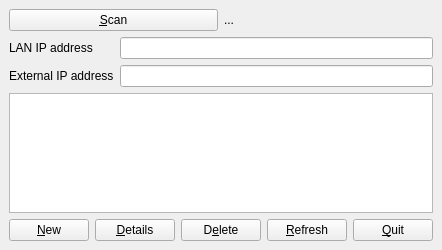
Above: igdgui.ui from brain0/igdgui before the change. Below: the same form after it.
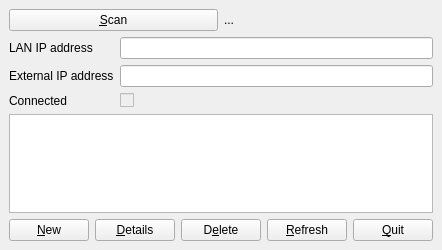
That is the form after the change.

The edit to the form file:
```diff
--- a/igdgui.ui
+++ b/igdgui.ui
@@ -66,6 +66,20 @@
         </property>
        </widget>
       </item>
+      <item row="2" column="0">
+       <widget class="QLabel" name="connectedLabel">
+        <property name="text">
+         <string>Connected</string>
+        </property>
+       </widget>
+      </item>
+      <item row="2" column="1">
+       <widget class="QCheckBox" name="connectedCheckBox">
+        <property name="enabled">
+         <bool>false</bool>
+        </property>
+       </widget>
+      </item>
      </layout>
     </item>
     <item>
```
